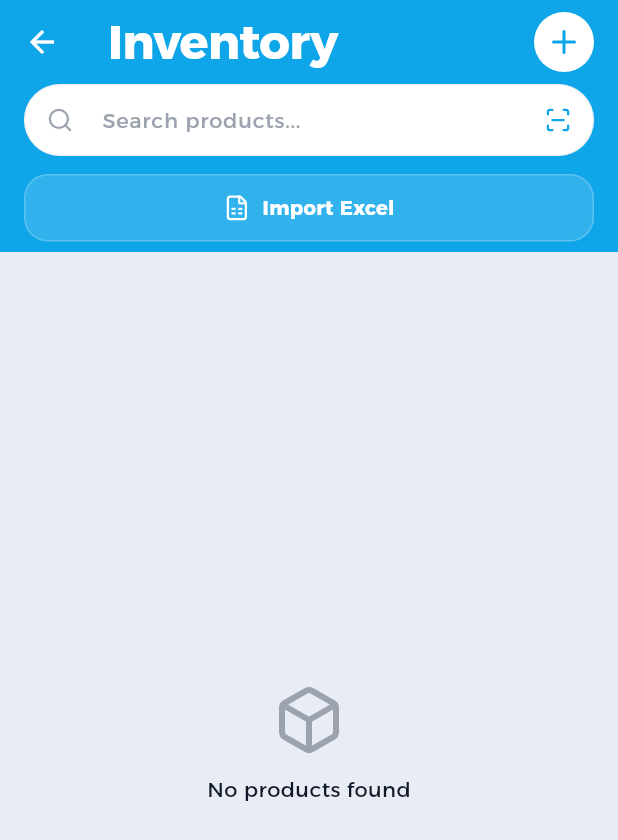
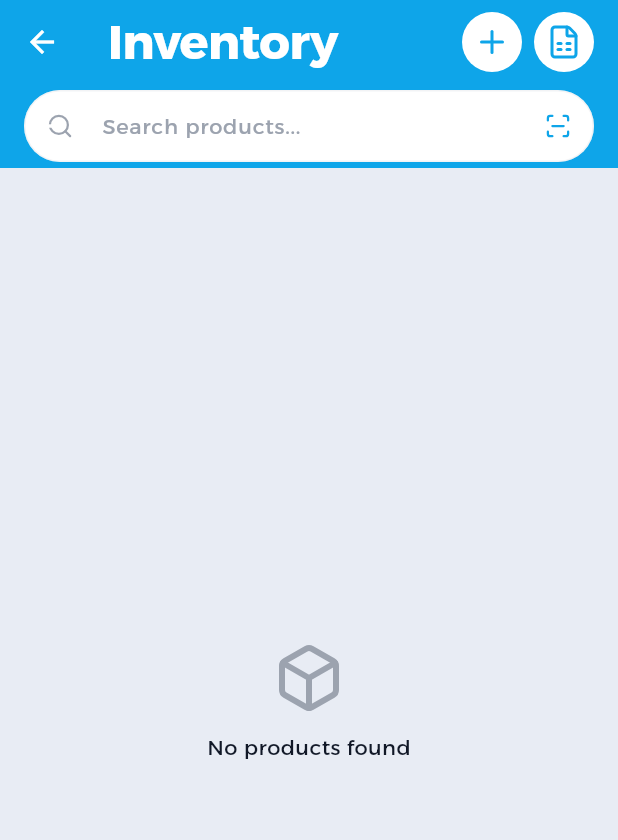
Before and after one commit to ams770/daftar, a Flutter app: the _ProductsViewContent screen opened directly, on a phone screen of 412 x 824 dp. Shown: the top 840 px of the screen. Run offline on Flutter 3.47's test engine with Material 3 defaults, Android fonts, the phone set to English and light mode, and no system bars; our stand-ins replace easy_localization, equatable, file_picker, flutter_bloc, flutter_svg, gap and 11 more; missing offline and left inert: excel, mobile_scanner; accounts and stored records are empty.

Commit message:
feat: implement duplicate removal and change tracking for Excel imports while updating localization and UI consistency.

```diff
--- a/lib/core/constants/app_strings.dart
+++ b/lib/core/constants/app_strings.dart
@@ -117,4 +117,31 @@ class AppStrings {
   static String get extractingData => 'extracting_data'.tr();
   static String get generating => 'generating'.tr();
   static String get connecting => 'connecting'.tr();
+  static String get printerSettings => 'printer_settings'.tr();
+  static String get availableDevices => 'available_devices'.tr();
+  static String get bluetoothDisabled => 'bluetooth_disabled'.tr();
+  static String get statusConnected => 'status_connected'.tr();
+  static String get statusConnecting => 'status_connecting'.tr();
+  static String get unknownDevice => 'unknown_device'.tr();
+  static String get paperWidth => 'paper_width'.tr();
+  static String get forget => 'forget'.tr();
+  static String get forgetPrinter => 'forget_printer'.tr();
+  static String get forgetPrinterConfirm => 'forget_printer_confirm'.tr();
+  static String get noDevicesFound => 'no_devices_found'.tr();
+  static String get scanNow => 'scan_now'.tr();
+  static String get selectPaperWidth => 'select_paper_width'.tr();
+  static String get selectPaperWidthDesc => 'select_paper_width_desc'.tr();
+  static String get printer3Inch => 'printer_3_inch'.tr();
+  static String get printer4Inch => 'printer_4_inch'.tr();
+  static String get printSuccess => 'print_success'.tr();
+  static String get instructions => 'instructions'.tr();
+  static String get importExcelDesc => 'import_excel_desc'.tr();
+  static String get columnName => 'column_name'.tr();
+  static String get columnNameType => 'column_name_type'.tr();
+  static String get columnCode => 'column_code'.tr();
+  static String get columnCodeType => 'column_code_type'.tr();
+  static String get columnPrice => 'column_price'.tr();
+  static String get columnPriceType => 'column_price_type'.tr();
+  static String get importHeaderSkip => 'import_header_skip'.tr();
+  static String get pickExcelFile => 'pick_excel_file'.tr();
 }
--- a/lib/features/invoices/presentation/pages/collections_page.dart
+++ b/lib/features/invoices/presentation/pages/collections_page.dart
@@ -66,6 +66,7 @@ class _CollectionsPageState extends State<CollectionsPage> {
                 child: BlocBuilder<MoneyCollectionCubit, MoneyCollectionState>(
                   builder: (context, state) {
                     return Column(
+                      mainAxisAlignment: .center,
                       children: [
                         SearchInputField(
                           hintText: AppStrings.searchByClient,
--- a/lib/features/invoices/presentation/pages/invoices_page.dart
+++ b/lib/features/invoices/presentation/pages/invoices_page.dart
@@ -85,6 +85,7 @@ class _InvoicesPageState extends State<InvoicesPage> {
                 child: BlocBuilder<InvoiceCubit, InvoiceState>(
                   builder: (context, state) {
                     return Column(
+                      mainAxisAlignment: .center,
                       children: [
                         SearchInputField(
                           hintText: AppStrings.searchByClient,
--- a/lib/features/products/domain/usecases/validate_excel_products_use_case.dart
+++ b/lib/features/products/domain/usecases/validate_excel_products_use_case.dart
@@ -55,8 +55,12 @@ class ValidateExcelProductsUseCase {
           isValidating: false,
         ));
       } else {
+        // Check if data changed
+        final bool isChanged = raw.name != existingProduct.name ||
+                             (raw.price - existingProduct.price).abs() > 0.01;
+
         validated.add(raw.copyWith(
-          status: ExcelProductStatus.duplicate,
+          status: isChanged ? ExcelProductStatus.changed : ExcelProductStatus.exists,
           oldName: existingProduct.name,
           oldPrice: existingProduct.price,
           isValidating: false,
--- a/lib/features/products/presentation/pages/products_page.dart
+++ b/lib/features/products/presentation/pages/products_page.dart
@@ -94,11 +94,20 @@ class _ProductsViewContentState extends State<_ProductsViewContent> {
                 onPressed: () => _showAddProductDialog(context),
                 tooltip: AppStrings.addProduct,
               ),
+              IconButton.filled(
+                style: IconButton.styleFrom(
+                  backgroundColor: AppColors.white,
+                  foregroundColor: AppColors.secondary,
+                ),
+                icon: const Icon(LucideIcons.fileSpreadsheet),
+                onPressed: () => _showImportInstructions(context),
+                tooltip: AppStrings.addProduct,
+              ),
               const Gap(AppSpacing.md),
             ],
             title: Text(AppStrings.inventory),
           ),
-          SliverAppBar.medium(
+          SliverAppBar(
             pinned: false,
 
             flexibleSpace: FlexibleSpaceBar(
@@ -106,6 +115,7 @@ class _ProductsViewContentState extends State<_ProductsViewContent> {
                 color: AppColors.secondary,
                 padding: const EdgeInsets.symmetric(horizontal: AppSpacing.lg),
                 child: Column(
+                  mainAxisAlignment: .center,
                   children: [
                     SearchInputField(
                       onChanged: (query) {
@@ -113,29 +123,6 @@ class _ProductsViewContentState extends State<_ProductsViewContent> {
                       },
                       hintText: AppStrings.searchProducts,
                       onScannerTap: () => _openScanner(context),
-                    ),
-                    const Gap(AppSpacing.md),
-                    Row(
-                      children: [
-                        Expanded(
-                          child: _ActionButton(
-                            onPressed: () => _showImportInstructions(context),
-                            icon: LucideIcons.fileSpreadsheet,
-                            label: AppStrings.importExcel,
-                            color: AppColors.white,
-                          ),
-                        ),
-                        // const Gap(AppSpacing.md),
-                        // Expanded(
-                        //   child: _ActionButton(
-                        //     onPressed: () =>
-                        //         context.read<ProductsCubit>().exportToExcel(),
-                        //     icon: LucideIcons.fileDown,
-                        //     label: AppStrings.exportExcel,
-                        //     color: AppColors.white,
-                        //   ),
-                        // ),
-                      ],
                     ),
                   ],
                 ),
```
Also changed, not shown: assets/translations/ar.json (+11 -1 lines), assets/translations/en.json (+11 -1 lines), lib/features/printer/presentation/pages/printer_settings_page.dart (+27 -26 lines), lib/features/products/presentation/cubits/products_cubit.dart (+9 -0 lines), lib/features/products/presentation/pages/excel_validation_page.dart (+26 -3 lines), lib/features/products/presentation/widgets/import_instructions_dialog.dart (+9 -7 lines).
